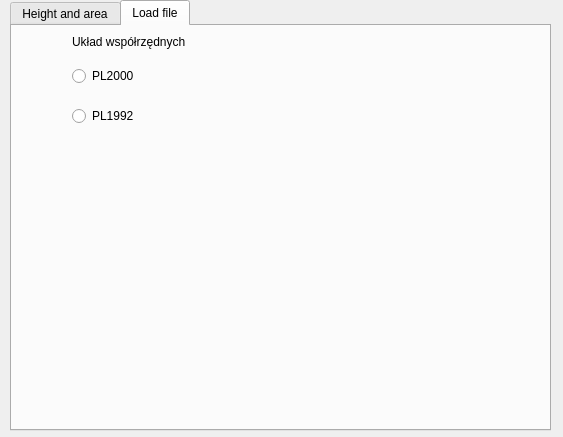
First picture: the form in PyQGIS_dialog_base.ui, repository 20Julia02/wtyczka, before the edit.
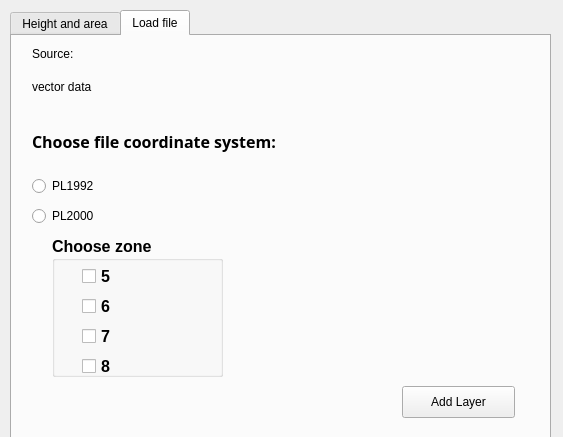
Second picture: the form after the edit. The open tabs and pages were chosen to show the change. Custom widgets are drawn as their Qt base class.

Commit message: zmiana wygladu okna dla wczytywania plikow

Patch:
```diff
--- a/PyQGIS_dialog_base.ui
+++ b/PyQGIS_dialog_base.ui
@@ -17,7 +17,7 @@
    <property name="geometry">
     <rect>
      <x>10</x>
-     <y>0</y>
+     <y>10</y>
      <width>541</width>
      <height>431</height>
     </rect>
@@ -238,26 +238,29 @@
     <widget class="QLabel" name="label_coordinates_system">
      <property name="geometry">
       <rect>
-       <x>60</x>
-       <y>0</y>
-       <width>141</width>
+       <x>20</x>
+       <y>90</y>
+       <width>341</width>
        <height>31</height>
       </rect>
      </property>
      <property name="font">
       <font>
-       <pointsize>9</pointsize>
+       <family>Arial Black</family>
+       <pointsize>12</pointsize>
+       <weight>75</weight>
+       <bold>true</bold>
       </font>
      </property>
      <property name="text">
-      <string>Układ współrzędnych</string>
+      <string>Choose file coordinate system:</string>
      </property>
     </widget>
     <widget class="QRadioButton" name="radioButton_2000">
      <property name="geometry">
       <rect>
-       <x>60</x>
-       <y>40</y>
+       <x>20</x>
+       <y>170</y>
        <width>95</width>
        <height>20</height>
       </rect>
@@ -269,8 +272,8 @@
     <widget class="QRadioButton" name="radioButton_1992">
      <property name="geometry">
       <rect>
-       <x>60</x>
-       <y>80</y>
+       <x>20</x>
+       <y>140</y>
        <width>95</width>
        <height>20</height>
       </rect>
@@ -279,15 +282,157 @@
       <string>PL1992</string>
      </property>
     </widget>
+    <widget class="QgsFileWidget" name="sciezka">
+     <property name="geometry">
+      <rect>
+       <x>120</x>
+       <y>40</y>
+       <width>381</width>
+       <height>27</height>
+      </rect>
+     </property>
+    </widget>
+    <widget class="QLabel" name="napis_source">
+     <property name="geometry">
+      <rect>
+       <x>20</x>
+       <y>10</y>
+       <width>60</width>
+       <height>16</height>
+      </rect>
+     </property>
+     <property name="text">
+      <string>Source:</string>
+     </property>
+    </widget>
+    <widget class="QLabel" name="napis_vector_data">
+     <property name="geometry">
+      <rect>
+       <x>20</x>
+       <y>35</y>
+       <width>111</width>
+       <height>31</height>
+      </rect>
+     </property>
+     <property name="text">
+      <string>vector data</string>
+     </property>
+    </widget>
+    <widget class="QGroupBox" name="groupBox_choose_zone">
+     <property name="geometry">
+      <rect>
+       <x>40</x>
+       <y>200</y>
+       <width>171</width>
+       <height>141</height>
+      </rect>
+     </property>
+     <property name="font">
+      <font>
+       <family>Arial</family>
+       <pointsize>12</pointsize>
+       <weight>75</weight>
+       <bold>true</bold>
+      </font>
+     </property>
+     <property name="title">
+      <string>Choose zone</string>
+     </property>
+     <widget class="QCheckBox" name="checkBox_zone_5">
+      <property name="geometry">
+       <rect>
+        <x>30</x>
+        <y>30</y>
+        <width>86</width>
+        <height>20</height>
+       </rect>
+      </property>
+      <property name="text">
+       <string>5</string>
+      </property>
+     </widget>
+     <widget class="QCheckBox" name="checkBox_zone_6">
+      <property name="geometry">
+       <rect>
+        <x>30</x>
+        <y>60</y>
+        <width>86</width>
+        <height>20</height>
+       </rect>
+      </property>
+      <property name="text">
+       <string>6</string>
+      </property>
+     </widget>
+     <widget class="QCheckBox" name="checkBox_zone_7">
+      <property name="geometry">
+       <rect>
+        <x>30</x>
+        <y>90</y>
+        <width>86</width>
+        <height>20</height>
+       </rect>
+      </property>
+      <property name="text">
+       <string>7</string>
+      </property>
+     </widget>
+     <widget class="QCheckBox" name="checkBox_zone_8">
+      <property name="geometry">
+       <rect>
+        <x>30</x>
+        <y>120</y>
+        <width>86</width>
+        <height>20</height>
+       </rect>
+      </property>
+      <property name="text">
+       <string>8</string>
+      </property>
+     </widget>
+    </widget>
+    <widget class="QgsProjectionSelectionWidget" name="wybor_testowy">
+     <property name="geometry">
+      <rect>
+       <x>220</x>
+       <y>150</y>
+       <width>160</width>
+       <height>32</height>
+      </rect>
+     </property>
+    </widget>
+    <widget class="QPushButton" name="pushButton_add_layer">
+     <property name="geometry">
+      <rect>
+       <x>390</x>
+       <y>350</y>
+       <width>113</width>
+       <height>32</height>
+      </rect>
+     </property>
+     <property name="text">
+      <string>Add Layer</string>
+     </property>
+    </widget>
    </widget>
   </widget>
  </widget>
  <customwidgets>
+  <customwidget>
+   <class>QgsFileWidget</class>
+   <extends>QWidget</extends>
+   <header>qgsfilewidget.h</header>
+  </customwidget>
   <customwidget>
    <class>QgsMapLayerComboBox</class>
    <extends>QComboBox</extends>
    <header>qgsmaplayercombobox.h</header>
   </customwidget>
+  <customwidget>
+   <class>QgsProjectionSelectionWidget</class>
+   <extends>QWidget</extends>
+   <header>qgsprojectionselectionwidget.h</header>
+  </customwidget>
  </customwidgets>
  <resources/>
  <connections/>
```
Left out of the diff: 12 changed lines with no effect on the pictures. The commit also changes 1 other file.
